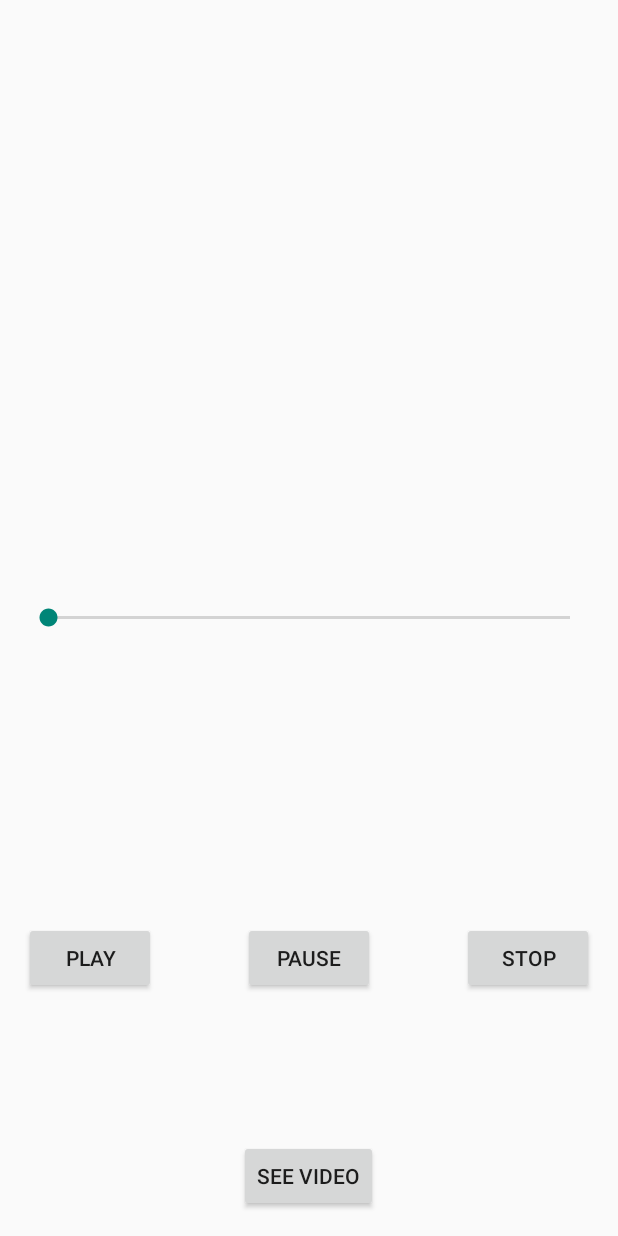
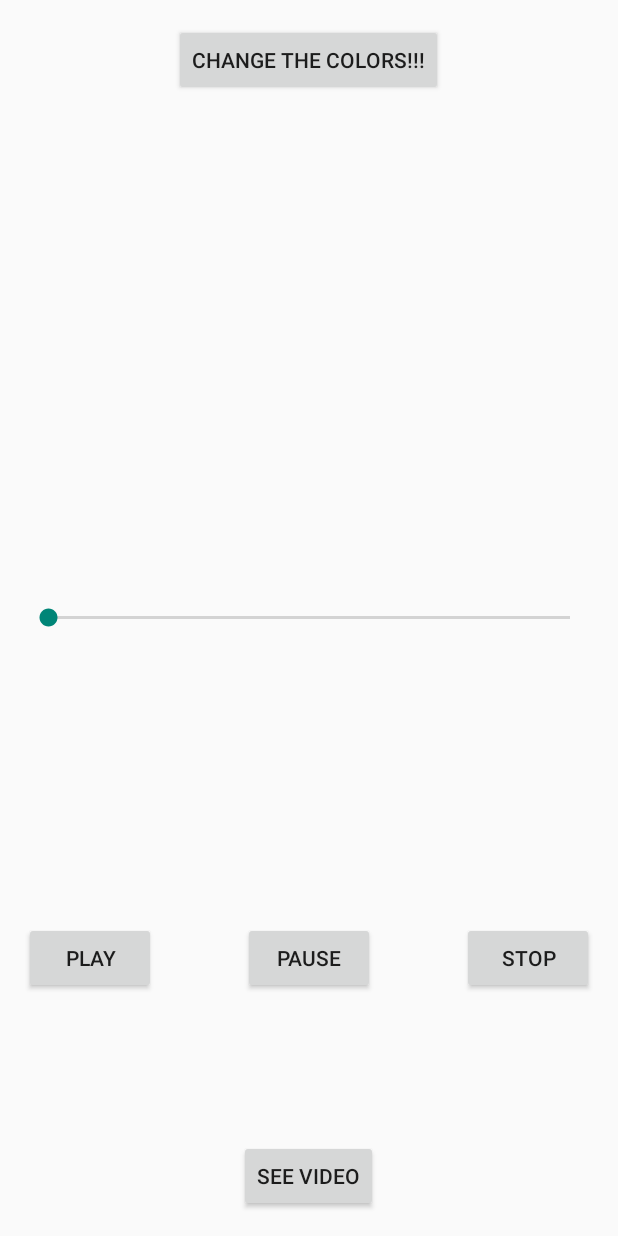
Before and after one commit to meanmonkey662/SoundMediaProject, an Android app: the screen it shows after launch (SoundActivity), on a phone screen of 412 x 824 dp. Run offline under Robolectric (Android 15) with nearby library versions, the light colour scheme and no system bars.

Commit message:
added color change button

```diff
--- a/app/src/main/java/ctec/soundmedia/controller/SoundActivity.java
+++ b/app/src/main/java/ctec/soundmedia/controller/SoundActivity.java
@@ -8,6 +8,10 @@ import android.view.View;
 import android.view.Menu;
 import android.view.MenuItem;
 import android.widget.*;
+import android.graphics.Color;
+import android.graphics.Color;
+import android.widget.RelativeLayout;
+
 
 public class SoundActivity extends Activity implements Runnable
 {
@@ -19,6 +23,8 @@ public class SoundActivity extends Activity implements Runnable
     private MediaPlayer soundPlayer;
     private SeekBar soundSeekBar;
     private Thread soundThread;
+    private Button colorButton;
+    private RelativeLayout appbackground;
 
 
     @Override
@@ -33,11 +39,32 @@ public class SoundActivity extends Activity implements Runnable
         soundSeekBar = (SeekBar) findViewById(R.id.soundSeekBar);
         videoButton = (Button) findViewById(R.id.videoButton);
         soundPlayer = MediaPlayer.create(this.getBaseContext(), R.raw.music);
+        colorButton = (Button) findViewById(R.id.colorButton);
+        appbackground = (RelativeLayout) findViewById(R.id.background);
 
         setupListeners();
 
         soundThread = new Thread(this);
         soundThread.start();
+    }
+
+    private void changeColors()
+    {
+        int redColor;
+        int greenColor;
+        int blueColor;
+
+        redColor = (int) (Math.random() * 256);
+        greenColor = (int) (Math.random() * 256);
+        blueColor = (int) (Math.random() *256);
+
+        appbackground.setBackgroundColor(Color.rgb(redColor, greenColor, blueColor));
+
+        redColor = (int) (Math.random() * 256);
+        greenColor = (int) (Math.random() * 256);
+        blueColor = (int) (Math.random() *256);
+
+        colorButton.setBackgroundColor(Color.rgb(redColor, greenColor, blueColor));
     }
 
     private void setupListeners()
@@ -48,6 +75,15 @@ public class SoundActivity extends Activity implements Runnable
             public void onClick(View v)
             {
                 soundPlayer.start();
+            }
+        });
+
+        colorButton.setOnClickListener(new View.OnClickListener()
+        {
+            @Override
+            public void onClick(View buttonView)
+            {
+                changeColors();
             }
         });
 
--- a/app/src/main/res/layout/activity_sound.xml
+++ b/app/src/main/res/layout/activity_sound.xml
@@ -6,7 +6,8 @@
                 android:paddingRight="@dimen/activity_horizontal_margin"
                 android:paddingTop="@dimen/activity_vertical_margin"
                 android:paddingBottom="@dimen/activity_vertical_margin"
-                tools:context=".SoundActivity">
+                tools:context=".SoundActivity"
+                android:id="@+id/background">
 
     <Button
         android:layout_width="wrap_content"
@@ -53,4 +54,12 @@
         android:id="@+id/videoButton"
         android:layout_alignParentBottom="true"
         android:layout_centerHorizontal="true"/>
+
+    <Button
+        android:layout_width="wrap_content"
+        android:layout_height="wrap_content"
+        android:text="CHANGE THE COLORS!!!"
+        android:id="@+id/colorButton"
+        android:layout_alignParentTop="true"
+        android:layout_centerHorizontal="true"/>
 </RelativeLayout>
```
